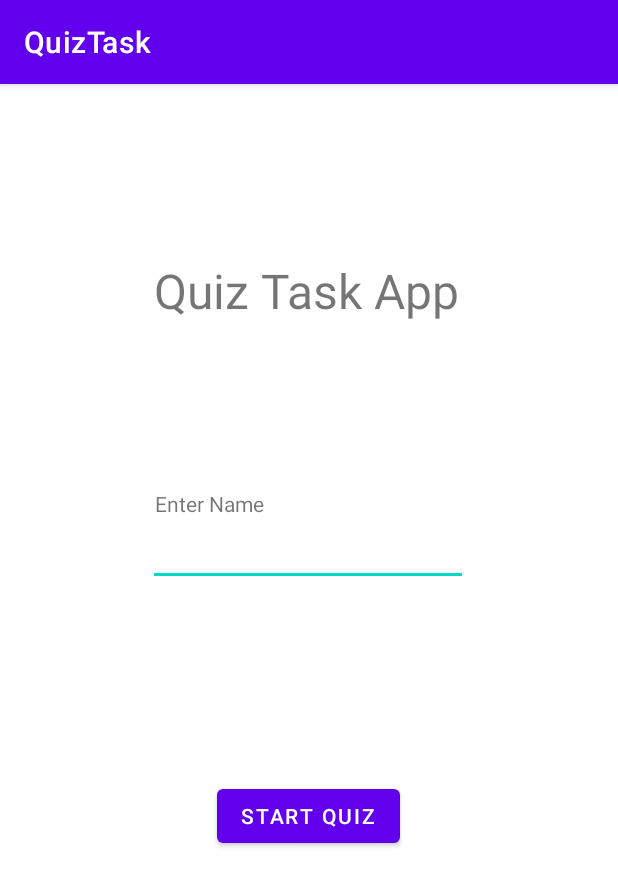
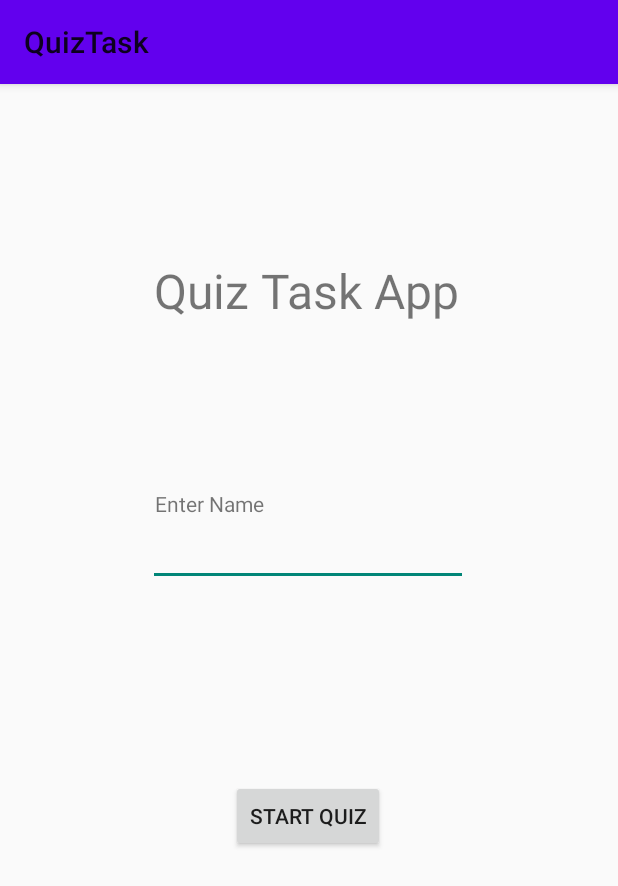
Before and after one commit to hundaljasz/QuizTask, an Android app: the screen it shows after launch (MainActivity), on a phone screen of 412 x 824 dp. Shown: the top 886 px of the screen. Run offline under Robolectric (Android 15) with nearby library versions, the phone set to English and light mode, and no system bars.

Commit message:
button color change code

```diff
--- a/app/src/main/res/values-night/themes.xml
+++ b/app/src/main/res/values-night/themes.xml
@@ -1,6 +1,6 @@
 <resources xmlns:tools="http://schemas.android.com/tools">
     <!-- Base application theme. -->
-    <style name="Theme.QuizTask" parent="Theme.MaterialComponents.DayNight.DarkActionBar">
+    <style name="Theme.QuizTask" parent="Theme.AppCompat.DayNight">
         <!-- Primary brand color. -->
         <item name="colorPrimary">@color/purple_200</item>
         <item name="colorPrimaryVariant">@color/purple_700</item>
--- a/app/src/main/res/values/themes.xml
+++ b/app/src/main/res/values/themes.xml
@@ -1,6 +1,6 @@
 <resources xmlns:tools="http://schemas.android.com/tools">
     <!-- Base application theme. -->
-    <style name="Theme.QuizTask" parent="Theme.MaterialComponents.DayNight.DarkActionBar">
+    <style name="Theme.QuizTask" parent="Theme.AppCompat.DayNight">
         <!-- Primary brand color. -->
         <item name="colorPrimary">@color/purple_500</item>
         <item name="colorPrimaryVariant">@color/purple_700</item>
```
Also changed, not shown: app/src/main/java/com/example/quiztask/MainActivity.java (+7 -0 lines), app/src/main/java/com/example/quiztask/QuizActivity.java (+7 -0 lines).
